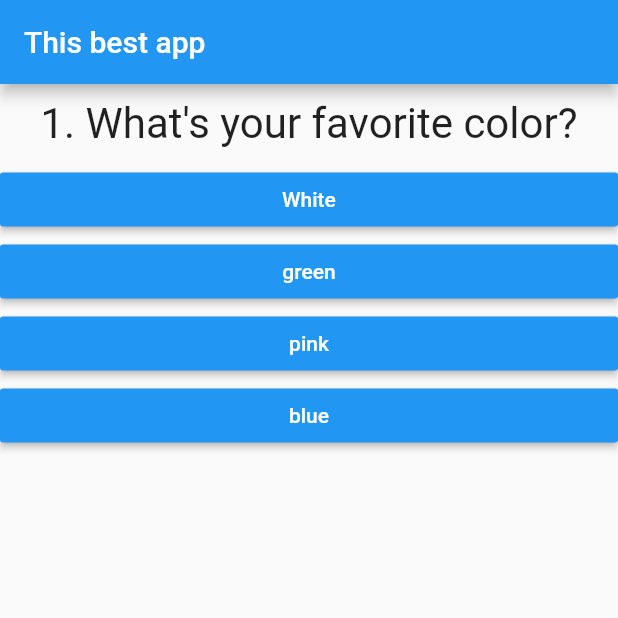
After one commit to tylergasperlin/flutter_starter_app, a Flutter app: the screen it shows after launch, on a phone screen of 412 x 824 dp, the top half of it. The commit adds this screen. Run offline on Flutter 3.47's test engine with Material 2 defaults, Android fonts, the phone set to English and light mode, and no system bars; missing offline and left inert: dart:ffi.

Commit message:
Split out quiz and result widget

```diff
--- a/lib/main.dart
+++ b/lib/main.dart
@@ -1,6 +1,8 @@
 import 'dart:ffi';
 
 import 'package:flutter/material.dart';
+import 'package:flutter_complete_guide/quiz.dart';
+import 'package:flutter_complete_guide/result.dart';
 
 import './question.dart';
 import './answer.dart';
@@ -21,7 +23,7 @@ class MyApp extends StatefulWidget {
 class _MyAppState extends State<MyApp> {
   // in dart const = compile time constant. You could also use final
   // final is runtime constant
-  final questions = const [
+  final _questions = const [
     {
       'question': 'What\'s your favorite color?',
       'answers': ['White', 'green', 'pink', 'blue']
@@ -45,29 +47,18 @@ class _MyAppState extends State<MyApp> {
     });
   }
 
-  String _getQuestion(int _questionIndex) {
-    var quest = questions[_questionIndex];
-    return quest['question'];
-  }
-
   @override
   Widget build(BuildContext context) {
     return MaterialApp(
         home: Scaffold(
-      appBar: AppBar(
-        title: Text('This best app'),
-      ),
-      body: _questionIndex < questions.length
-          ? Column(
-              children: <Widget>[
-                Question(_getQuestion(_questionIndex), _questionIndex + 1),
-                ...(questions[_questionIndex]['answers'] as List<String>)
-                    .map((answer) {
-                  return Answer(_answerQuestion, answer);
-                }).toList()
-              ],
-            )
-          : Center(child: Text('That\'s all!')),
-    ));
+            appBar: AppBar(
+              title: Text('This best app'),
+            ),
+            body: _questionIndex < _questions.length
+                ? Quiz(
+                    answerQuestion: _answerQuestion,
+                    questions: _questions,
+                    questionIndex: _questionIndex)
+                : Result()));
   }
 }
--- /dev/null
+++ b/lib/quiz.dart
@@ -0,0 +1,32 @@
+import 'package:flutter/material.dart';
+
+import 'answer.dart';
+import 'question.dart';
+
+class Quiz extends StatelessWidget {
+  final List<Map<String, Object>> questions;
+  final int questionIndex;
+  final Function answerQuestion;
+
+  Quiz(
+      {@required this.questions,
+      @required this.answerQuestion,
+      @required this.questionIndex});
+
+  String _getQuestion(int _questionIndex) {
+    var quest = questions[_questionIndex];
+    return quest['question'];
+  }
+
+  @override
+  Widget build(BuildContext context) {
+    return Column(
+      children: <Widget>[
+        Question(_getQuestion(questionIndex), questionIndex + 1),
+        ...(questions[questionIndex]['answers'] as List<String>).map((answer) {
+          return Answer(answerQuestion, answer);
+        }).toList()
+      ],
+    );
+  }
+}
```
Also changed, not shown: lib/result.dart (added, +8 -0 lines).
